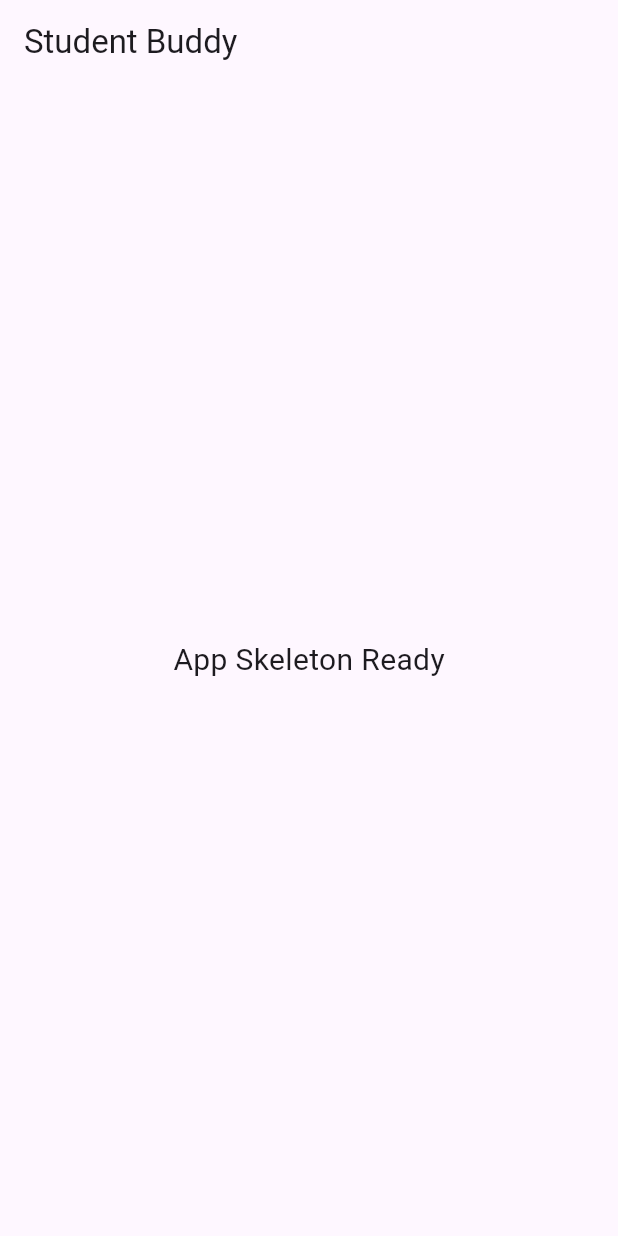
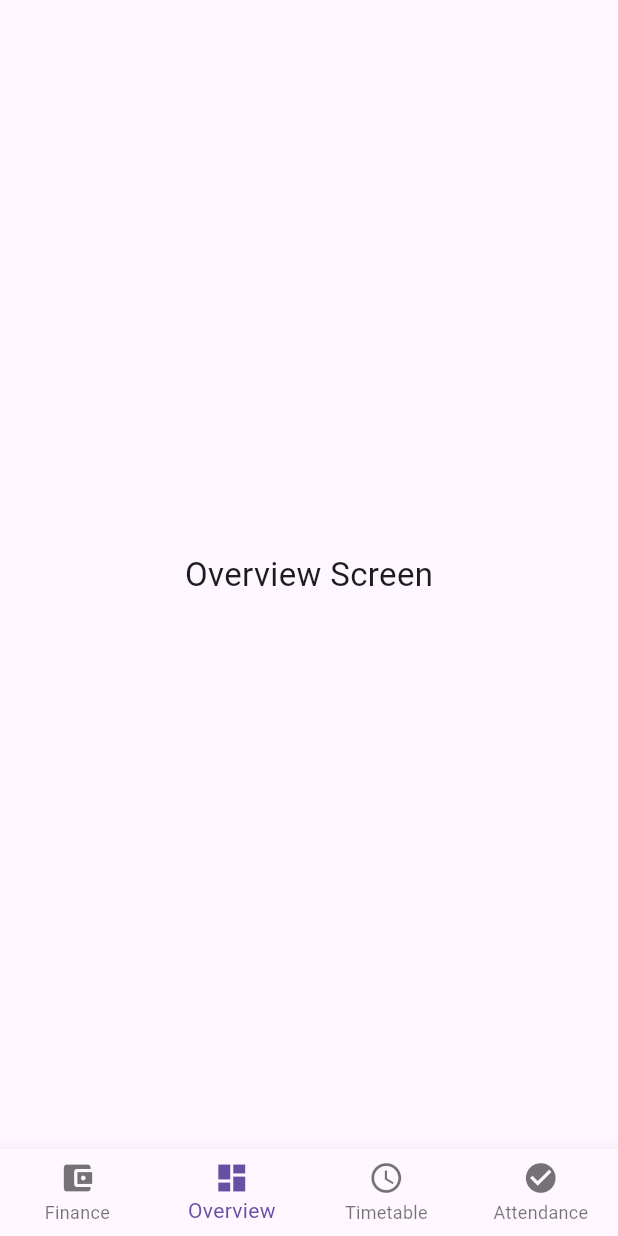
Before and after one commit to vismay-21/student_buddy, a Flutter app: the screen it shows after launch, on a phone screen of 412 x 824 dp. Run offline on Flutter 3.47's test engine with Material 3 defaults, Android fonts, the phone set to English and light mode, and no system bars.

Commit message:
timetable portion

```diff
--- a/lib/main.dart
+++ b/lib/main.dart
@@ -1,4 +1,9 @@
 import 'package:flutter/material.dart';
+
+import 'screens/overview_screen.dart';
+import 'screens/attendance_screen.dart';
+import 'screens/timetable_screen.dart';
+import 'screens/finance_screen.dart';
 
 void main() {
   runApp(const StudentBuddyApp());
@@ -9,28 +14,73 @@ class StudentBuddyApp extends StatelessWidget {
 
   @override
   Widget build(BuildContext context) {
-    return MaterialApp(
+    return const MaterialApp(
       debugShowCheckedModeBanner: false,
-      title: 'Student Buddy',
-      home: const HomePage(),
+      home: HomePage(),
     );
   }
 }
 
-class HomePage extends StatelessWidget {
+class HomePage extends StatefulWidget {
   const HomePage({super.key});
+
+  @override
+  State<HomePage> createState() => _HomePageState();
+}
+
+class _HomePageState extends State<HomePage> {
+  int _selectedIndex = 1; // Overview default
+  final PageController _pageController = PageController(initialPage: 1);
+
+  final List<Widget> _pages = const [
+    FinanceScreen(),
+    OverviewScreen(),
+    TimetableScreen(),
+    AttendanceScreen(),
+  ];
+
+  void _onItemTapped(int index) {
+    _pageController.animateToPage(
+      index,
+      duration: const Duration(milliseconds: 300),
+      curve: Curves.easeInOut,
+    );
+  }
 
   @override
   Widget build(BuildContext context) {
     return Scaffold(
-      appBar: AppBar(
-        title: const Text('Student Buddy'),
+      body: PageView(
+        controller: _pageController,
+        onPageChanged: (index) {
+          setState(() {
+            _selectedIndex = index;
+          });
+        },
+        children: _pages,
       ),
-      body: const Center(
-        child: Text(
-          'App Skeleton Ready',
-          style: TextStyle(fontSize: 20),
-        ),
+      bottomNavigationBar: BottomNavigationBar(
+        currentIndex: _selectedIndex,
+        onTap: _onItemTapped,
+        type: BottomNavigationBarType.fixed,
+        items: const [
+          BottomNavigationBarItem(
+            icon: Icon(Icons.account_balance_wallet),
+            label: "Finance",
+          ),
+          BottomNavigationBarItem(
+            icon: Icon(Icons.dashboard),
+            label: "Overview",
+          ),
+          BottomNavigationBarItem(
+            icon: Icon(Icons.schedule),
+            label: "Timetable",
+          ),
+          BottomNavigationBarItem(
+            icon: Icon(Icons.check_circle),
+            label: "Attendance",
+          ),
+        ],
       ),
     );
   }
--- /dev/null
+++ b/lib/screens/overview_screen.dart
@@ -0,0 +1,15 @@
+import 'package:flutter/material.dart';
+
+class OverviewScreen extends StatelessWidget {
+  const OverviewScreen({super.key});
+
+  @override
+  Widget build(BuildContext context) {
+    return const Center(
+      child: Text(
+        "Overview Screen",
+        style: TextStyle(fontSize: 22),
+      ),
+    );
+  }
+}
--- a/pubspec.yaml
+++ b/pubspec.yaml
@@ -39,6 +39,8 @@ dev_dependencies:
   flutter_test:
     sdk: flutter
 
+
+  intl: ^0.19.0
   # The "flutter_lints" package below contains a set of recommended lints to
   # encourage good coding practices. The lint set provided by the package is
   # activated in the `analysis_options.yaml` file located at the root of your
```
Also changed, not shown: lib/screens/attendance_screen.dart (added, +15 -0 lines), lib/screens/finance_screen.dart (added, +15 -0 lines), lib/screens/timetable_screen.dart (added, +191 -0 lines), pubspec.lock.
